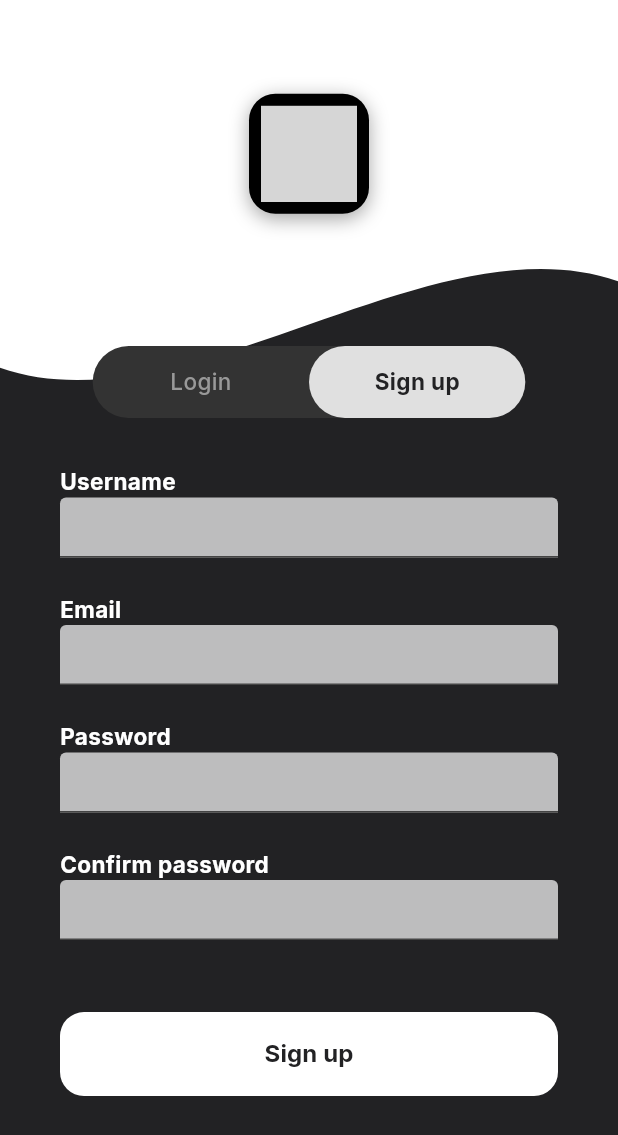
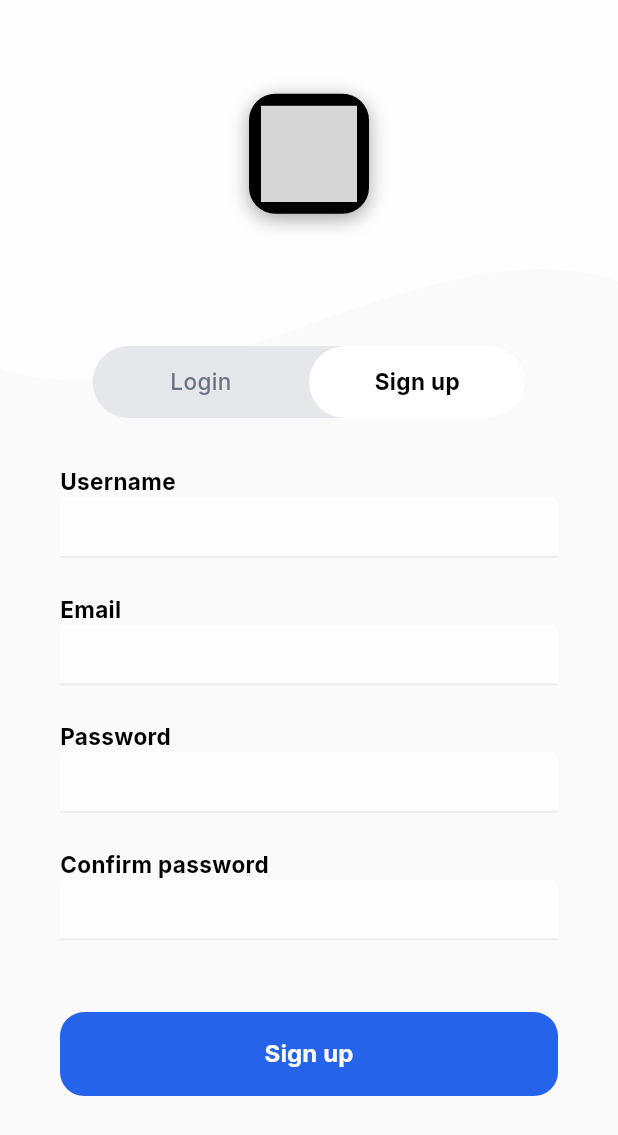
Before and after one commit to Zalweb/Dc-Motorshop-Accessories, a Flutter app: the screen it shows after launch, after a tap on "Sign up", on a phone screen of 412 x 824 dp. Shown: the top 1135 px of the screen. Run offline on Flutter 3.47's test engine with Material 3 defaults, Android fonts, the phone set to English and light mode, and no system bars; our stand-ins replace connectivity_plus, dio, file_picker, flutter_riverpod, flutter_secure_storage, flutter_svg and 7 more; missing offline and left inert: excel, iconoir_flutter, mobile_scanner; accounts and stored records are empty; generated files the repository leaves out were written again; project files that could hold a hidden picture were left out; grey boxes are pictures that could not be loaded.

Commit message:
UI: Refine splash and login background colors to match theme, remove bluish dark mode tint

```diff
--- a/lib/core/theme/app_colors.dart
+++ b/lib/core/theme/app_colors.dart
@@ -3,11 +3,11 @@ import 'package:flutter/material.dart';
 /// Design tokens for DC Motorcycle Inventory.
 /// Source of truth: AGENT.md → Design System → Colors.
 abstract final class AppColors {
-  // Backgrounds - premium midnight slate-navy theme (Dark Mode)
-  static const bgBase = Color(0xFF0C101B);
-  static const bgSurface = Color(0xFF151C2C);
-  static const bgSurface2 = Color(0xFF1E293B);
-  static const border = Color(0xFF222F47);
+  // Backgrounds - premium neutral dark theme (Dark Mode)
+  static const bgBase = Color(0xFF121212);
+  static const bgSurface = Color(0xFF1E1E1E);
+  static const bgSurface2 = Color(0xFF2C2C2C);
+  static const border = Color(0xFF333333);
 
   // Backgrounds - clean off-white theme (Light Mode)
   static const bgBaseLight = Color(0xFFFAFAFA);
--- a/lib/features/auth/login_screen.dart
+++ b/lib/features/auth/login_screen.dart
@@ -82,9 +82,21 @@ class _LoginScreenState extends ConsumerState<LoginScreen> {
       }
     });
 
+    final theme = Theme.of(context);
+    final isDark = theme.brightness == Brightness.dark;
+
+    // Theme-aware colors
+    final bgColor = theme.scaffoldBackgroundColor;
+    final curveColor = theme.colorScheme.surfaceContainer;
+    final textColor = theme.colorScheme.onSurface;
+    final inputBorderColor = theme.colorScheme.outlineVariant;
+    final pillBgColor = isDark ? const Color(0xFF333333) : const Color(0xFFE5E7EB);
+    final tabActiveBg = isDark ? const Color(0xFFE0E0E0) : Colors.white;
+    final tabActiveText = isDark ? const Color(0xFF222224) : Colors.black;
+    final tabInactiveText = isDark ? const Color(0xFF999999) : const Color(0xFF6B7280);
+
     return Scaffold(
-      // The background is the dark charcoal color from the design
-      backgroundColor: const Color(0xFF222224),
+      backgroundColor: bgColor,
       body: Stack(
         children: [
           // ── BACKGROUND SHAPES ──────────────────────────────────────────────
@@ -98,7 +110,7 @@ class _LoginScreenState extends ConsumerState<LoginScreen> {
             child: ClipPath(
               clipper: _TopCurveClipper(),
               child: Container(
-                color: Colors.white,
+                color: curveColor,
                 child: SafeArea(
                   child: Align(
                     alignment: const Alignment(0, -0.4),
@@ -122,7 +134,7 @@ class _LoginScreenState extends ConsumerState<LoginScreen> {
               child: ClipPath(
                 clipper: _BottomCurveClipper(),
                 child: Container(
-                  color: Colors.white,
+                  color: curveColor,
                   alignment: Alignment.bottomRight,
                   padding: const EdgeInsets.only(right: 24, bottom: 24),
                   child: Row(
@@ -131,7 +143,7 @@ class _LoginScreenState extends ConsumerState<LoginScreen> {
                       Text(
                         'Remember me',
                         style: AppTextStyles.body.copyWith(
-                          color: const Color(0xFF222224),
+                          color: textColor,
                           fontWeight: FontWeight.w700,
                         ),
                       ),
@@ -139,10 +151,10 @@ class _LoginScreenState extends ConsumerState<LoginScreen> {
                       Switch(
                         value: _rememberMe,
                         onChanged: (v) => setState(() => _rememberMe = v),
-                        activeThumbColor: const Color(0xFF222224),
-                        activeTrackColor: const Color(0xFFDCDCDC),
-                        inactiveThumbColor: Colors.white,
-                        inactiveTrackColor: const Color(0xFFDCDCDC),
+                        activeThumbColor: theme.colorScheme.primary,
+                        activeTrackColor: theme.colorScheme.primary.withOpacity(0.5),
+                        inactiveThumbColor: isDark ? Colors.white : Colors.grey.shade400,
+                        inactiveTrackColor: isDark ? const Color(0xFF555555) : const Color(0xFFDCDCDC),
                       ),
                     ],
                   ),
@@ -163,13 +175,13 @@ class _LoginScreenState extends ConsumerState<LoginScreen> {
                     height: 48,
                     width: size.width * 0.7,
                     decoration: BoxDecoration(
-                      color: const Color(0xFF333333),
+                      color: pillBgColor,
                       borderRadius: BorderRadius.circular(24),
                     ),
                     child: Row(
                       children: [
-                        Expanded(child: _buildTabButton('Login', AuthTab.login)),
-                        Expanded(child: _buildTabButton('Sign up', AuthTab.register)),
+                        Expanded(child: _buildTabButton('Login', AuthTab.login, tabActiveBg, tabActiveText, tabInactiveText)),
+                        Expanded(child: _buildTabButton('Sign up', AuthTab.register, tabActiveBg, tabActiveText, tabInactiveText)),
                       ],
                     ),
                   ),
@@ -228,26 +240,26 @@ class _LoginScreenState extends ConsumerState<LoginScreen> {
                             child: ElevatedButton(
                               onPressed: isLoading ? null : _submit,
                               style: ElevatedButton.styleFrom(
-                                backgroundColor: Colors.white,
-                                foregroundColor: const Color(0xFF222224),
+                                backgroundColor: theme.colorScheme.primary,
+                                foregroundColor: isDark ? const Color(0xFF222224) : Colors.white,
                                 shape: RoundedRectangleBorder(
                                   borderRadius: BorderRadius.circular(16),
                                 ),
                                 elevation: 0,
                               ),
                               child: isLoading
-                                  ? const SizedBox(
+                                  ? SizedBox(
                                       width: 24,
                                       height: 24,
                                       child: CircularProgressIndicator(
                                         strokeWidth: 2.5,
-                                        valueColor: AlwaysStoppedAnimation<Color>(Color(0xFF222224)),
+                                        valueColor: AlwaysStoppedAnimation<Color>(isDark ? const Color(0xFF222224) : Colors.white),
                                       ),
                                     )
                                   : Text(
                                       _activeTab == AuthTab.login ? 'Login' : 'Sign up',
                                       style: AppTextStyles.button.copyWith(
-                                        color: const Color(0xFF222224),
+                                        color: isDark ? const Color(0xFF222224) : Colors.white,
                                         fontWeight: FontWeight.w700,
                                       ),
                                     ),
@@ -269,7 +281,7 @@ class _LoginScreenState extends ConsumerState<LoginScreen> {
     );
   }
 
-  Widget _buildTabButton(String text, AuthTab tab) {
+  Widget _buildTabButton(String text, AuthTab tab, Color activeBg, Color activeText, Color inactiveText) {
     final isActive = _activeTab == tab;
     return GestureDetector(
       onTap: () => setState(() => _activeTab = tab),
@@ -277,13 +289,13 @@ class _LoginScreenState extends ConsumerState<LoginScreen> {
       child: Container(
         alignment: Alignment.center,
         decoration: BoxDecoration(
-          color: isActive ? const Color(0xFFE0E0E0) : Colors.transparent,
+          color: isActive ? activeBg : Colors.transparent,
           borderRadius: BorderRadius.circular(24),
         ),
         child: Text(
           text,
           style: AppTextStyles.body.copyWith(
-            color: isActive ? const Color(0xFF222224) : const Color(0xFF999999),
+            color: isActive ? activeText : inactiveText,
             fontWeight: isActive ? FontWeight.w700 : FontWeight.w500,
           ),
         ),
@@ -298,13 +310,17 @@ class _LoginScreenState extends ConsumerState<LoginScreen> {
     TextInputType keyboardType = TextInputType.text,
     String? Function(String?)? validator,
   }) {
+    final theme = Theme.of(context);
+    final textColor = theme.colorScheme.onSurface;
+    final borderColor = theme.colorScheme.outlineVariant;
+
     return Column(
       crossAxisAlignment: CrossAxisAlignment.start,
       children: [
         Text(
           label,
           style: AppTextStyles.body.copyWith(
-            color: Colors.white,
+            color: textColor,
             fontWeight: FontWeight.w700,
           ),
         ),
@@ -313,24 +329,24 @@ class _LoginScreenState extends ConsumerState<LoginScreen> {
           obscureText: obscureText,
           keyboardType: keyboardType,
           validator: validator,
-          style: const TextStyle(
-            color: Colors.white,
+          style: TextStyle(
+            color: textColor,
             fontSize: 16,
             fontWeight: FontWeight.w500,
           ),
-          decoration: const InputDecoration(
-            contentPadding: EdgeInsets.symmetric(vertical: 8),
+          decoration: InputDecoration(
+            contentPadding: const EdgeInsets.symmetric(vertical: 8),
             isDense: true,
             border: UnderlineInputBorder(
-              borderSide: BorderSide(color: Color(0xFF444444)),
+              borderSide: BorderSide(color: borderColor),
             ),
             enabledBorder: UnderlineInputBorder(
-              borderSide: BorderSide(color: Color(0xFF444444)),
+              borderSide: BorderSide(color: borderColor),
             ),
             focusedBorder: UnderlineInputBorder(
-              borderSide: BorderSide(color: Colors.white),
+              borderSide: BorderSide(color: theme.colorScheme.primary),
             ),
-            errorBorder: UnderlineInputBorder(
+            errorBorder: const UnderlineInputBorder(
               borderSide: BorderSide(color: Colors.redAccent),
             ),
           ),
--- a/lib/features/splash/splash_screen.dart
+++ b/lib/features/splash/splash_screen.dart
@@ -17,19 +17,10 @@ class SplashScreen extends StatelessWidget {
     return Scaffold(
       body: Stack(
         children: [
-          // Background soft radial gradient
+          // Solid background color (handled by Scaffold)
           Positioned.fill(
             child: Container(
-              decoration: BoxDecoration(
-                gradient: RadialGradient(
-                  center: Alignment.center,
-                  radius: 1.2,
-                  colors: [
-                    primary.withOpacity(0.12),
-                    theme.scaffoldBackgroundColor,
-                  ],
-                ),
-              ),
+              color: theme.scaffoldBackgroundColor,
             ),
           ),
           SafeArea(
```
